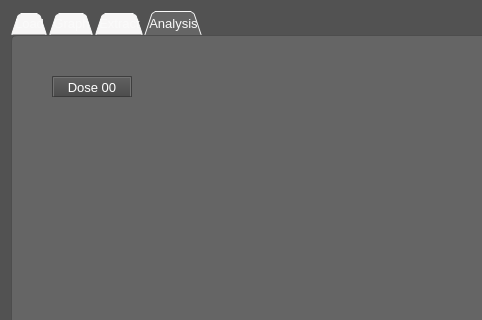
First picture: the form in QCustomPlot_Logs/mainwindow.ui, repository IvanPerletti/BugLot, before the edit; both pictures show x 0 to 482 and y 0 to 320 of the 1321 by 644 pixel window.
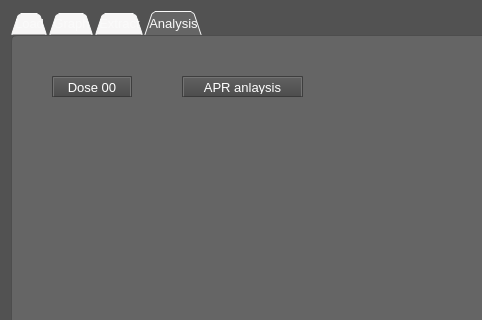
Second picture: the form after the edit. The open tabs and pages were chosen to show the change. Icons and pictures are not drawn. Custom widgets are drawn as their Qt base class.

Commit message: added btn Analysis

Patch:
```diff
--- a/QCustomPlot_Logs/mainwindow.ui
+++ b/QCustomPlot_Logs/mainwindow.ui
@@ -864,6 +864,19 @@
          <string>Dose 00</string>
         </property>
        </widget>
+       <widget class="QPushButton" name="pbnAprAnalysis">
+        <property name="geometry">
+         <rect>
+          <x>170</x>
+          <y>40</y>
+          <width>121</width>
+          <height>21</height>
+         </rect>
+        </property>
+        <property name="text">
+         <string>APR anlaysis</string>
+        </property>
+       </widget>
       </widget>
      </widget>
     </item>
```
Left out of the diff: 2 changed lines with no effect on the pictures. The commit also changes 2 other files.
